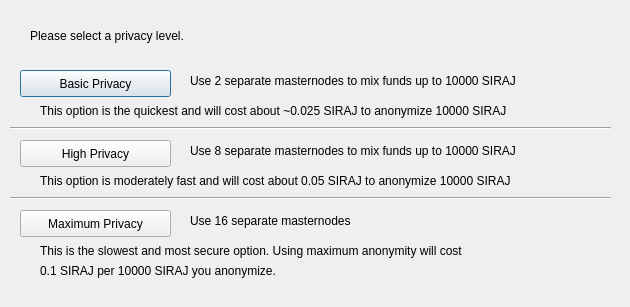
The window that src/qt/forms/obfuscationconfig.ui (spayse/hello_world) describes before a commit, drawn with Qt 5.
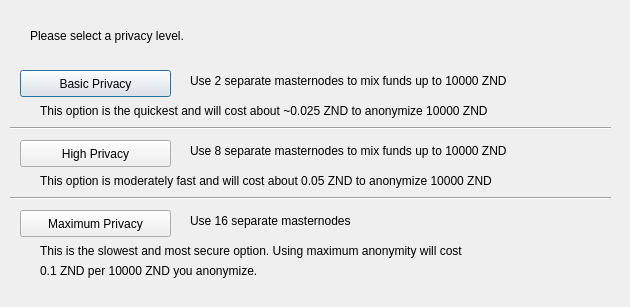
The same window after the commit.

What changed in the file:
```diff
--- a/src/qt/forms/obfuscationconfig.ui
+++ b/src/qt/forms/obfuscationconfig.ui
@@ -75,7 +75,7 @@
     </rect>
    </property>
    <property name="text">
-    <string>Use 2 separate masternodes to mix funds up to 10000 SIRAJ</string>
+    <string>Use 2 separate masternodes to mix funds up to 10000 ZND</string>
    </property>
   </widget>
   <widget class="QLabel" name="label_3">
@@ -88,7 +88,7 @@
     </rect>
    </property>
    <property name="text">
-    <string>Use 8 separate masternodes to mix funds up to 10000 SIRAJ</string>
+    <string>Use 8 separate masternodes to mix funds up to 10000 ZND</string>
    </property>
   </widget>
   <widget class="QLabel" name="label_4">
@@ -114,7 +114,7 @@
     </rect>
    </property>
    <property name="text">
-    <string>This option is the quickest and will cost about ~0.025 SIRAJ to anonymize 10000 SIRAJ</string>
+    <string>This option is the quickest and will cost about ~0.025 ZND to anonymize 10000 ZND</string>
    </property>
   </widget>
   <widget class="QLabel" name="label_7">
@@ -127,7 +127,7 @@
     </rect>
    </property>
    <property name="text">
-    <string>This option is moderately fast and will cost about 0.05 SIRAJ to anonymize 10000 SIRAJ</string>
+    <string>This option is moderately fast and will cost about 0.05 ZND to anonymize 10000 ZND</string>
    </property>
   </widget>
   <widget class="QLabel" name="label_8">
@@ -153,7 +153,7 @@
     </rect>
    </property>
    <property name="text">
-    <string>0.1 SIRAJ per 10000 SIRAJ you anonymize.</string>
+    <string>0.1 ZND per 10000 ZND you anonymize.</string>
    </property>
   </widget>
   <widget class="Line" name="line">
```
